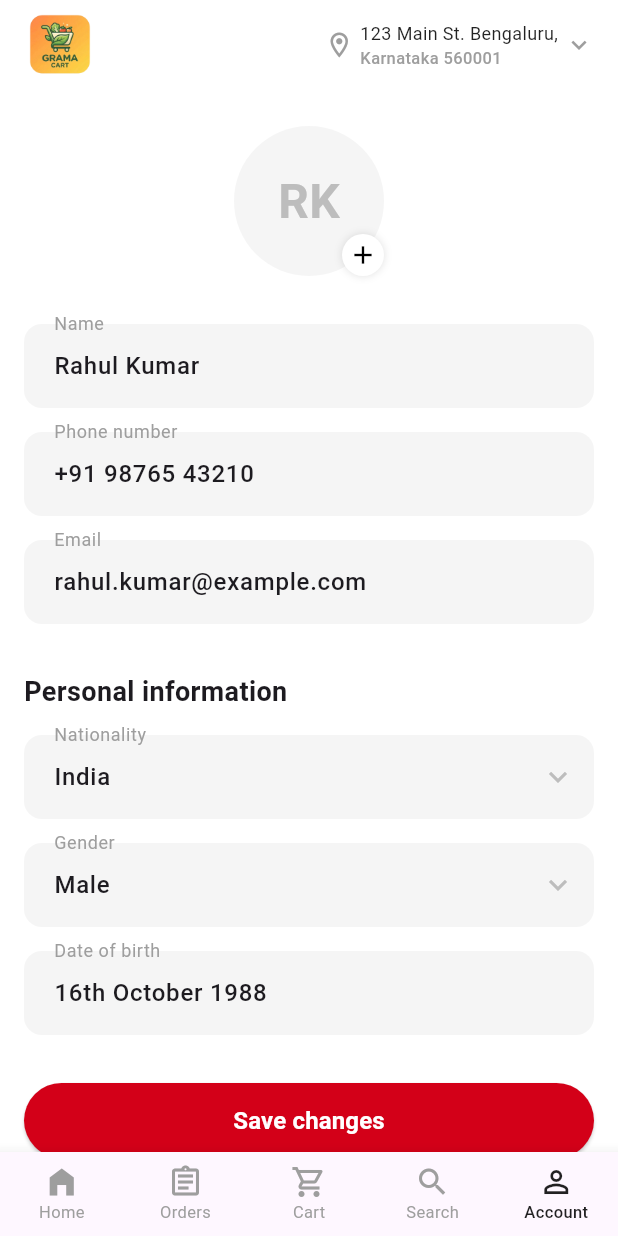
After one commit to infinite-code-solution/flutter-grama-seva, a Flutter app: the AccountScreen screen opened directly, after a tap on "Rahul Kumar", on a phone screen of 412 x 824 dp. The commit adds this screen. Run offline on Flutter 3.47's test engine with Material 3 defaults, Android fonts, the phone set to English and light mode, and no system bars.

Commit message:
profile edit page

```diff
--- a/lib/account_screen.dart
+++ b/lib/account_screen.dart
@@ -1,4 +1,5 @@
 import 'package:flutter/material.dart';
+import 'profile_screen.dart';
 
 class AccountScreen extends StatelessWidget {
   const AccountScreen({Key? key}) : super(key: key);
@@ -15,13 +16,15 @@ class AccountScreen extends StatelessWidget {
               decoration: BoxDecoration(
                 color: Colors.grey.shade50,
               ),
-              padding: const EdgeInsets.only(top: 24, left: 16, right: 16, bottom: 24),
+              padding: const EdgeInsets.only(top: 24, bottom: 24),
               child: Column(
                 children: [
                   // Header (Home page design)
-                  Row(
-                    mainAxisAlignment: MainAxisAlignment.spaceBetween,
-                    children: [
+                  Padding(
+                    padding: const EdgeInsets.fromLTRB(0, 0, 16, 0),
+                    child: Row(
+                      mainAxisAlignment: MainAxisAlignment.spaceBetween,
+                      children: [
                       // Brand Logo/Name
                       Image.asset(
                         'assets/app_icon.png',
@@ -69,11 +72,14 @@ class AccountScreen extends StatelessWidget {
                       ),
                     ],
                   ),
+                  ),
                   const SizedBox(height: 24),
                   // Top 3 cards (Vouchers, Wallet, Orders)
-                  Container(
-                    padding: const EdgeInsets.symmetric(vertical: 16),
-                    decoration: BoxDecoration(
+                  Padding(
+                    padding: const EdgeInsets.symmetric(horizontal: 16.0),
+                    child: Container(
+                      padding: const EdgeInsets.symmetric(vertical: 16),
+                      decoration: BoxDecoration(
                       color: Colors.white,
                       borderRadius: BorderRadius.circular(16),
                       boxShadow: [
@@ -114,6 +120,7 @@ class AccountScreen extends StatelessWidget {
                         ),
                       ],
                     ),
+                  ),
                   ),
                 ],
               ),
@@ -177,7 +184,13 @@ class AccountScreen extends StatelessWidget {
             // List Items
             _buildListItem(
               icon: Icons.person_outline,
-              title: 'Rahul',
+              title: 'Rahul Kumar',
+              onTap: () {
+                Navigator.push(
+                  context,
+                  MaterialPageRoute(builder: (context) => const ProfileScreen()),
+                );
+              },
             ),
             _buildListItem(
               icon: Icons.payment,
@@ -245,6 +258,7 @@ class AccountScreen extends StatelessWidget {
     required String title,
     Color? iconColor,
     String? trailingText,
+    VoidCallback? onTap,
   }) {
     return ListTile(
       contentPadding: const EdgeInsets.symmetric(horizontal: 24, vertical: 4),
@@ -267,7 +281,7 @@ class AccountScreen extends StatelessWidget {
           const Icon(Icons.chevron_right, color: Colors.black87),
         ],
       ),
-      onTap: () {},
+      onTap: onTap ?? () {},
     );
   }
 }
--- /dev/null
+++ b/lib/profile_screen.dart
@@ -0,0 +1,236 @@
+import 'package:flutter/material.dart';
+
+class ProfileScreen extends StatelessWidget {
+  const ProfileScreen({Key? key}) : super(key: key);
+
+  @override
+  Widget build(BuildContext context) {
+    return Scaffold(
+      backgroundColor: Colors.white,
+      appBar: PreferredSize(
+        preferredSize: const Size.fromHeight(60),
+        child: SafeArea(
+          child: Padding(
+            padding: const EdgeInsets.fromLTRB(0, 0, 16, 0),
+            child: Row(
+              mainAxisAlignment: MainAxisAlignment.spaceBetween,
+              children: [
+                // Brand Logo/Name
+                Image.asset(
+                  'assets/app_icon.png',
+                  width: 80.0,
+                  errorBuilder: (context, error, stackTrace) {
+                    return Container(color: Colors.orange[100]);
+                  },
+                ),
+                // Address / Location Component
+                Row(
+                  children: [
+                    const Icon(
+                      Icons.location_on_outlined,
+                      color: Colors.grey,
+                      size: 20,
+                    ),
+                    const SizedBox(width: 4),
+                    Column(
+                      crossAxisAlignment: CrossAxisAlignment.start,
+                      mainAxisSize: MainAxisSize.min,
+                      children: const [
+                        Text(
+                          '123 Main St. Bengaluru,',
+                          style: TextStyle(
+                            fontSize: 12,
+                            color: Colors.black87,
+                          ),
+                        ),
+                        Text(
+                          'Karnataka 560001',
+                          style: TextStyle(
+                            fontSize: 11,
+                            color: Colors.grey,
+                            fontWeight: FontWeight.w500,
+                          ),
+                        ),
+                      ],
+                    ),
+                    const SizedBox(width: 4),
+                    const Icon(
+                      Icons.keyboard_arrow_down,
+                      color: Colors.grey,
+                      size: 20,
+                    ),
+                  ],
+                ),
+              ],
+            ),
+          ),
+        ),
+      ),
+      body: SingleChildScrollView(
+        padding: const EdgeInsets.symmetric(horizontal: 16.0, vertical: 24.0),
+        child: Column(
+          crossAxisAlignment: CrossAxisAlignment.start,
+          children: [
+            Center(
+              child: Stack(
+                children: [
+                  Container(
+                    width: 100,
+                    height: 100,
+                    decoration: BoxDecoration(
+                      color: Colors.grey.shade100,
+                      shape: BoxShape.circle,
+                    ),
+                    child: Center(
+                      child: Text(
+                        'RK',
+                        style: TextStyle(
+                          color: Colors.grey.shade400,
+                          fontSize: 32,
+                          fontWeight: FontWeight.bold,
+                        ),
+                      ),
+                    ),
+                  ),
+                  Positioned(
+                    bottom: 0,
+                    right: 0,
+                    child: Container(
+                      padding: const EdgeInsets.all(4),
+                      decoration: const BoxDecoration(
+                        color: Colors.white,
+                        shape: BoxShape.circle,
+                        boxShadow: [
+                          BoxShadow(
+                            color: Colors.black12,
+                            blurRadius: 4,
+                          ),
+                        ],
+                      ),
+                      child: const Icon(
+                        Icons.add,
+                        size: 20,
+                        color: Colors.black,
+                      ),
+                    ),
+                  ),
+                ],
+              ),
+            ),
+            const SizedBox(height: 32),
+            _buildInputField(label: 'Name', initialValue: 'Rahul Kumar'),
+            const SizedBox(height: 16),
+            _buildInputField(label: 'Phone number', initialValue: '+91 98765 43210'),
+            const SizedBox(height: 16),
+            _buildInputField(label: 'Email', initialValue: 'rahul.kumar@example.com'),
+            const SizedBox(height: 32),
+            const Text(
+              'Personal information',
+              style: TextStyle(
+                fontSize: 18,
+                fontWeight: FontWeight.bold,
+              ),
+            ),
+            const SizedBox(height: 16),
+            _buildInputField(
+              label: 'Nationality',
+              initialValue: 'India',
+              trailingIcon: Icons.keyboard_arrow_down,
+            ),
+            const SizedBox(height: 16),
+            _buildInputField(
+              label: 'Gender',
+              initialValue: 'Male',
+              trailingIcon: Icons.keyboard_arrow_down,
+            ),
+            const SizedBox(height: 16),
+            _buildInputField(label: 'Date of birth', initialValue: '16th October 1988'),
+            const SizedBox(height: 32),
+            SizedBox(
+              width: double.infinity,
+              height: 50,
+              child: ElevatedButton(
+                onPressed: () {},
+                style: ElevatedButton.styleFrom(
+                  backgroundColor: const Color(0xFFD30018), // Red color from image
+                  shape: RoundedRectangleBorder(
+                    borderRadius: BorderRadius.circular(25),
+                  ),
+                ),
+                child: const Text(
+                  'Save changes',
+                  style: TextStyle(
+                    fontSize: 16,
+                    fontWeight: FontWeight.bold,
+                    color: Colors.white,
+                  ),
+                ),
+              ),
+            ),
+            const SizedBox(height: 24),
+          ],
+        ),
+      ),
+      bottomNavigationBar: BottomNavigationBar(
+        currentIndex: 4,
+        type: BottomNavigationBarType.fixed,
+        selectedItemColor: Colors.black87,
+        unselectedItemColor: Colors.grey,
+        selectedLabelStyle: const TextStyle(
+          fontSize: 11,
+          fontWeight: FontWeight.w500,
+        ),
+        unselectedLabelStyle: const TextStyle(fontSize: 11),
+        onTap: (index) {
+          if (index != 4) {
+            Navigator.pop(context);
+          }
+        },
+        items: const [
+          BottomNavigationBarItem(icon: Icon(Icons.home_filled), label: 'Home'),
+          BottomNavigationBarItem(
+            icon: Icon(Icons.assignment_outlined),
+            label: 'Orders',
+          ),
+          BottomNavigationBarItem(
+            icon: Icon(Icons.shopping_cart_outlined),
+            label: 'Cart',
+          ),
+          BottomNavigationBarItem(icon: Icon(Icons.search), label: 'Search'),
+          BottomNavigationBarItem(
+            icon: Icon(Icons.person_outline),
+            label: 'Account',
+          ),
+        ],
+      ),
+    );
+  }
+
+  Widget _buildInputField({
+    required String label,
+    required String initialValue,
+    IconData? trailingIcon,
+  }) {
+    return TextFormField(
+      initialValue: initialValue,
+      decoration: InputDecoration(
+        labelText: label,
+        labelStyle: TextStyle(color: Colors.grey.shade500),
+        filled: true,
+        fillColor: Colors.grey.shade100,
+        border: OutlineInputBorder(
+          borderRadius: BorderRadius.circular(12),
+          borderSide: BorderSide.none,
+        ),
+        suffixIcon: trailingIcon != null
+            ? Icon(trailingIcon, color: Colors.grey.shade400)
+            : null,
+        contentPadding: const EdgeInsets.symmetric(horizontal: 16, vertical: 16),
+      ),
+      style: const TextStyle(
+        fontSize: 16,
+        fontWeight: FontWeight.w500,
+      ),
+    );
+  }
+}
```
